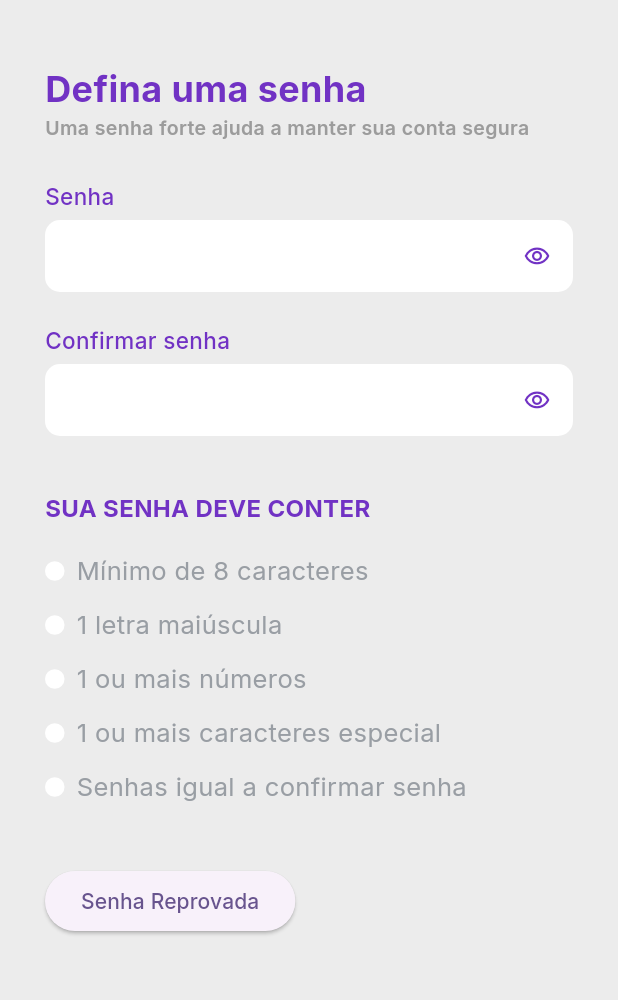
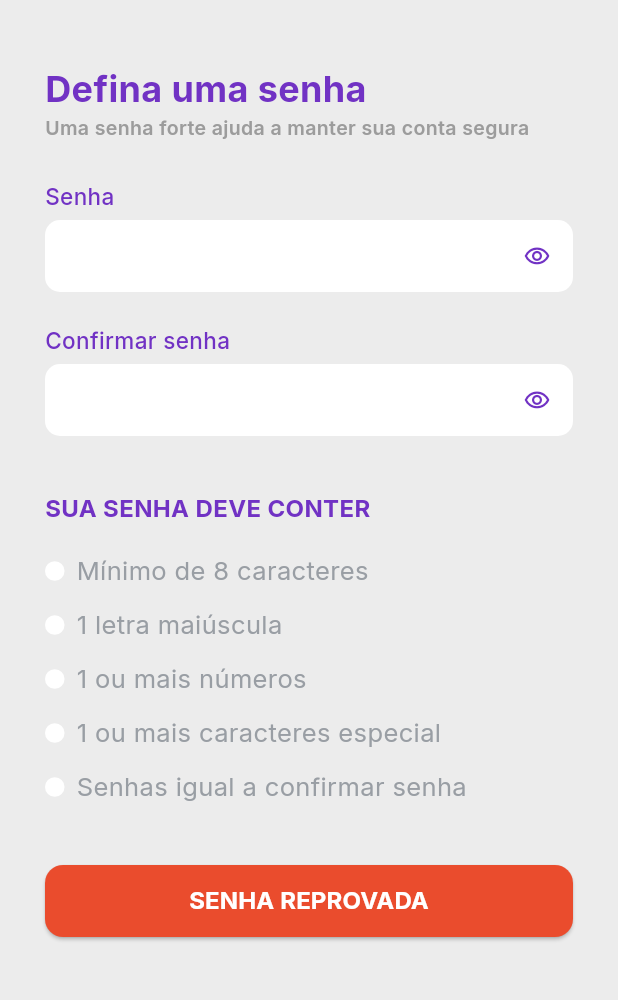
Before and after one commit to John-Rocha/password_validation_poc, a Flutter app: the screen it shows after launch, on a phone screen of 412 x 824 dp, the part 173-1173 px from its top. Run offline on Flutter 3.47's test engine with Material 3 defaults, Android fonts, the phone set to English and light mode, and no system bars; our stand-ins replace google_fonts.

Commit message:
feat: add password validation button and integrate color management

```diff
--- a/lib/src/app_widget.dart
+++ b/lib/src/app_widget.dart
@@ -1,6 +1,7 @@
 import 'package:flutter/material.dart';
 import 'package:google_fonts/google_fonts.dart';
 import 'package:password_validation_poc/src/pages/validation_page.dart';
+import 'package:password_validation_poc/src/shared/colors_app.dart';
 
 class AppWidget extends StatelessWidget {
   const AppWidget({super.key});
@@ -10,7 +11,7 @@ class AppWidget extends StatelessWidget {
     return MaterialApp(
       title: 'Flutter Demo',
       theme: ThemeData(
-        colorScheme: ColorScheme.fromSeed(seedColor: Colors.deepPurple),
+        colorScheme: ColorScheme.fromSeed(seedColor: ColorsApp.primaryColor),
         textTheme: GoogleFonts.interTextTheme(),
       ),
       home: ValidationPage(),
--- a/lib/src/pages/validation_page.dart
+++ b/lib/src/pages/validation_page.dart
@@ -1,4 +1,5 @@
 import 'package:flutter/material.dart';
+import 'package:password_validation_poc/src/pages/widgets/password_validation_button.dart';
 import 'package:password_validation_poc/src/pages/widgets/password_validation_panel_widget.dart';
 import 'package:password_validation_poc/src/shared/colors_app.dart';
 import 'package:password_validation_poc/src/shared/custom_text_field_pwd.dart';
@@ -67,10 +68,12 @@ class _ValidationPageState extends State<ValidationPage> {
               PasswordValidationPanelWidget(
                 passwordController: passwordController,
                 confirmPasswordController: confirmPasswordController,
-                onPasswordValid: (value) {},
+                onPasswordValid: (isValid) {},
               ),
               const SizedBox(height: 40),
-              ElevatedButton(onPressed: () {}, child: Text('Senha Reprovada')),
+              PasswordValidationButton(
+                variant: PasswordValidationButtonVariant.reproved,
+              ),
             ],
           ),
         ),
--- /dev/null
+++ b/lib/src/pages/widgets/password_validation_button.dart
@@ -0,0 +1,47 @@
+import 'package:flutter/material.dart';
+import 'package:google_fonts/google_fonts.dart';
+import 'package:password_validation_poc/src/shared/colors_app.dart';
+
+enum PasswordValidationButtonVariant { approved, reproved }
+
+class PasswordValidationButton extends StatelessWidget {
+  final PasswordValidationButtonVariant variant;
+
+  const PasswordValidationButton({super.key, required this.variant});
+
+  @override
+  Widget build(BuildContext context) {
+    return SizedBox(
+      width: double.infinity,
+      height: 48,
+      child: ElevatedButton(
+        onPressed: () {},
+        style: ElevatedButton.styleFrom(
+          backgroundColor: switch (variant) {
+            PasswordValidationButtonVariant.approved => ColorsApp.primaryColor,
+
+            PasswordValidationButtonVariant.reproved => ColorsApp.redColor,
+          },
+
+          shape: RoundedRectangleBorder(
+            borderRadius: BorderRadius.circular(12),
+          ),
+        ),
+        child: Text(
+          switch (variant) {
+            PasswordValidationButtonVariant.approved =>
+              'Senha aprovada'.toUpperCase(),
+
+            PasswordValidationButtonVariant.reproved =>
+              'Senha reprovada'.toUpperCase(),
+          },
+          style: GoogleFonts.inter(
+            color: Colors.white,
+            fontWeight: FontWeight.bold,
+            fontSize: 16,
+          ),
+        ),
+      ),
+    );
+  }
+}
--- a/lib/src/shared/colors_app.dart
+++ b/lib/src/shared/colors_app.dart
@@ -5,4 +5,5 @@ sealed class ColorsApp {
   static const midiumGreyColor = Color(0XFF9C9C9C);
   static const lightGreyColor = Color(0XFFECECEC);
   static const coolGreyColor = Color(0XFF999EA4);
+  static const redColor = Color(0XFFEA4C2D);
 }
```
Also changed, not shown: 1 other file.
